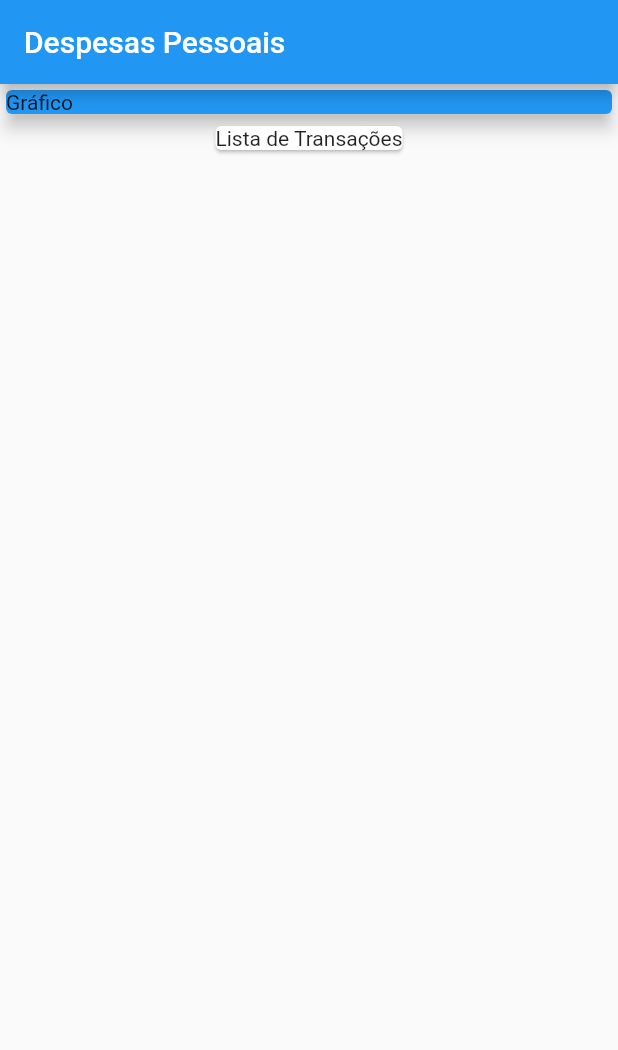
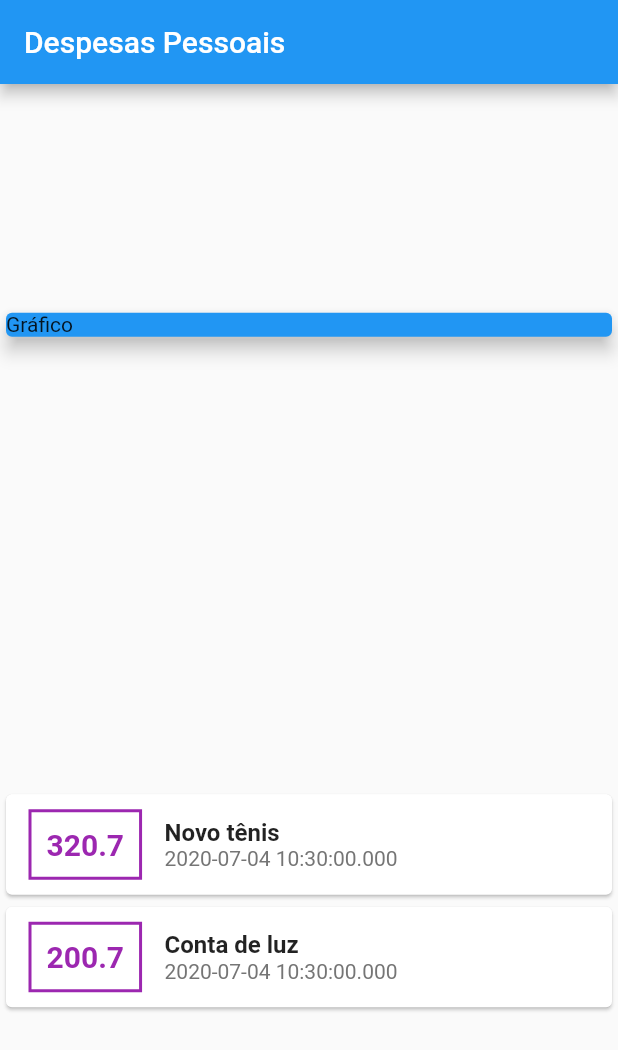
Before and after one commit to lswanderleygit/expenses, a Flutter app: the screen it shows after launch, on a phone screen of 412 x 824 dp. Shown: the top 1050 px of the screen. Run offline on Flutter 3.47's test engine with Material 2 defaults, Android fonts, the phone set to English and light mode, and no system bars.

Commit message:
add most components and apply styles

```diff
--- a/lib/main.dart
+++ b/lib/main.dart
@@ -1,3 +1,4 @@
+import './models/transaction.dart';
 import 'package:flutter/material.dart';
 
 main() => runApp(ExpensesApp());
@@ -12,6 +13,13 @@ class ExpensesApp extends StatelessWidget {
 }
 
 class MyHomePage extends StatelessWidget {
+  final _transactions = [
+    Transaction(
+        id: 't1', title: 'Novo tênis', value: 320.70, date: DateTime.now()),
+    Transaction(
+        id: 't2', title: 'Conta de luz', value: 200.70, date: DateTime.now()),
+  ];
+
   @override
   Widget build(BuildContext context) {
     return Scaffold(
@@ -19,7 +27,8 @@ class MyHomePage extends StatelessWidget {
         title: Text('Despesas Pessoais'),
       ),
       body: Column(
-        // crossAxisAlignment: CrossAxisAlignment.center,
+        mainAxisAlignment: MainAxisAlignment.spaceAround,
+        crossAxisAlignment: CrossAxisAlignment.stretch,
         children: <Widget>[
           Container(
             width: double.infinity,
@@ -29,8 +38,54 @@ class MyHomePage extends StatelessWidget {
               child: Text('Gráfico'),
             ),
           ),
-          Card(
-            child: Text('Lista de Transações'),
+          Column(
+            children: _transactions.map((transaction) {
+              return Card(
+                child: Row(
+                  children: <Widget>[
+                    Container(
+                      margin: EdgeInsets.symmetric(
+                        horizontal: 15,
+                        vertical: 10,
+                      ),
+                      decoration: BoxDecoration(
+                        border: Border.all(
+                          color: Colors.purple,
+                          width: 2,
+                        ),
+                      ),
+                      padding: EdgeInsets.all(10),
+                      child: Text(
+                        transaction.value.toString(),
+                        style: TextStyle(
+                          fontWeight: FontWeight.bold,
+                          fontSize: 20,
+                          color: Colors.purple,
+                        ),
+                      ),
+                    ),
+                    Column(
+                      crossAxisAlignment: CrossAxisAlignment.start,
+                      children: <Widget>[
+                        Text(
+                          transaction.title,
+                          style: TextStyle(
+                            fontSize: 16,
+                            fontWeight: FontWeight.bold,
+                          ),
+                        ),
+                        Text(
+                          transaction.date.toString(),
+                          style: TextStyle(
+                            color: Colors.grey[600],
+                          ),
+                        )
+                      ],
+                    )
+                  ],
+                ),
+              );
+            }).toList(),
           )
         ],
       ),
--- /dev/null
+++ b/lib/models/transaction.dart
@@ -0,0 +1,15 @@
+import 'package:flutter/foundation.dart';
+
+class Transaction {
+  final String id;
+  final String title;
+  final double value;
+  final DateTime date;
+
+  Transaction({
+    @required this.id,
+    this.title,
+    this.value,
+    this.date,
+  });
+}
```
